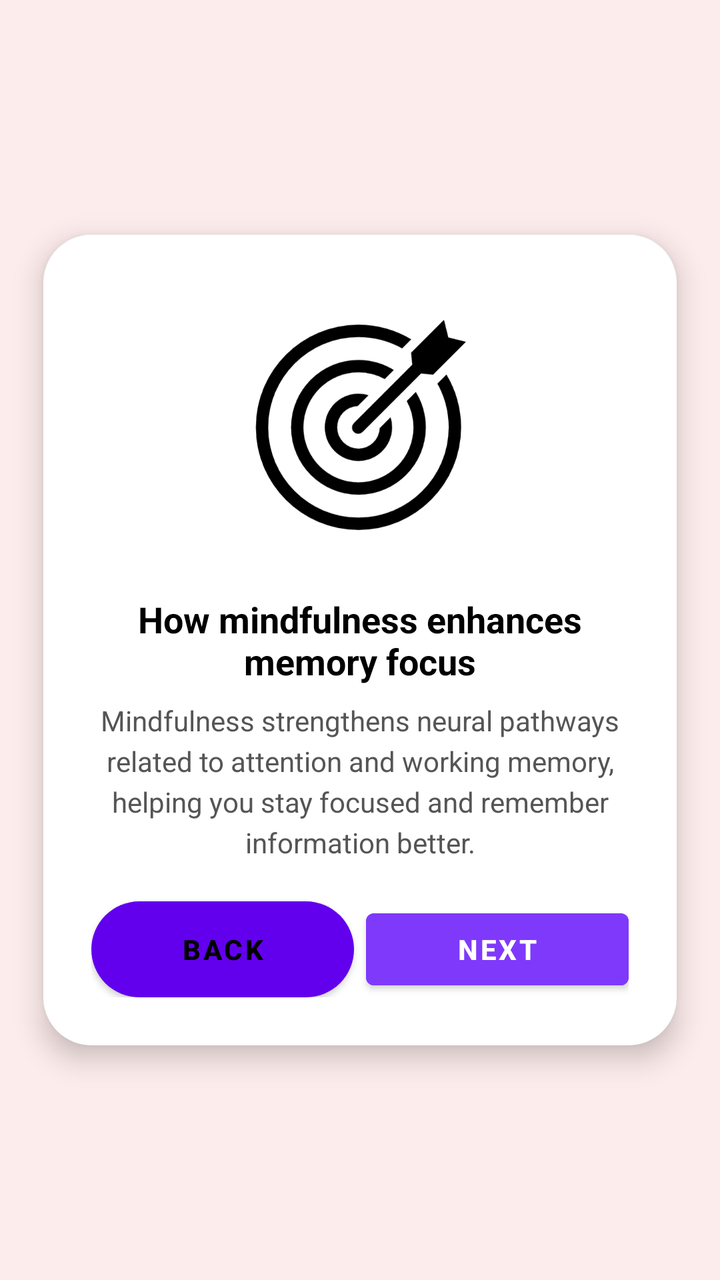
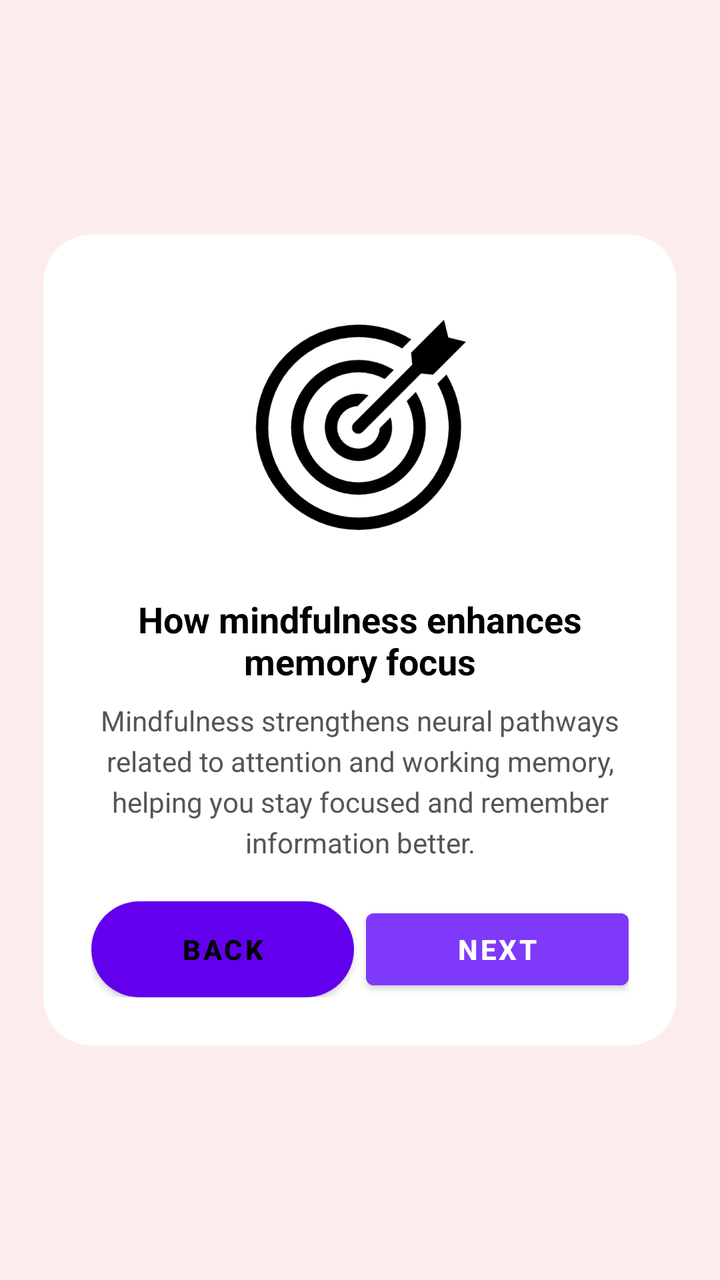

Compare the two renders of this Android layout. The source of the first and the diff that turns it into the second are given below.
<!-- AndroidManifest.xml: application theme Theme.CogniSync -->
<!-- res/layout/fragment_intro2.xml -->
<?xml version="1.0" encoding="utf-8"?>
<androidx.constraintlayout.widget.ConstraintLayout
    xmlns:android="http://schemas.android.com/apk/res/android"
    xmlns:app="http://schemas.android.com/apk/res-auto"
    android:layout_width="match_parent"
    android:layout_height="match_parent"
    android:background="#FDECEC">

    
    <LinearLayout
        android:id="@+id/cardContainer"
        android:layout_width="0dp"
        android:layout_height="wrap_content"
        android:orientation="vertical"
        android:padding="24dp"
        android:gravity="center"
        android:elevation="8dp"
        android:background="@drawable/intro_card_bg"
        app:layout_constraintWidth_percent="0.88"
        app:layout_constraintTop_toTopOf="parent"
        app:layout_constraintBottom_toBottomOf="parent"
        app:layout_constraintStart_toStartOf="parent"
        app:layout_constraintEnd_toEndOf="parent">

        
        <ImageView
            android:id="@+id/iconTarget"
            android:layout_width="140dp"
            android:layout_height="140dp"
            android:src="@drawable/target_icon"
            android:scaleType="fitCenter"
            android:layout_marginBottom="8dp" />

        
        <TextView
            android:id="@+id/heading"
            android:layout_width="wrap_content"
            android:layout_height="wrap_content"
            android:text="How mindfulness enhances memory focus"
            android:textStyle="bold"
            android:textColor="#000"
            android:textSize="18sp"
            android:gravity="center"
            android:layout_marginTop="8dp" />

        
        <TextView
            android:id="@+id/description"
            android:layout_width="match_parent"
            android:layout_height="wrap_content"
            android:text="Mindfulness strengthens neural pathways related to attention and working memory, helping you stay focused and remember information better."
            android:gravity="center"
            android:textColor="#555"
            android:layout_marginTop="8dp"
            android:textSize="14sp"
            android:lineSpacingExtra="4dp"/>

        
        <View
            android:layout_width="match_parent"
            android:layout_height="12dp"/>

        
        <LinearLayout
            android:layout_width="match_parent"
            android:layout_height="wrap_content"
            android:orientation="horizontal"
            android:gravity="center"
            android:layout_marginTop="8dp">

            <Button
                android:id="@+id/btnBack"
                android:layout_width="0dp"
                android:layout_height="48dp"
                android:layout_weight="1"
                android:text="Back"
                android:textStyle="bold"
                android:textColor="#000"
                android:background="@drawable/btn_bg"
                android:layout_marginEnd="6dp"/>

            <Button
                android:id="@+id/btnNext"
                android:layout_width="0dp"
                android:layout_height="48dp"
                android:layout_weight="1"
                android:text="Next"
                android:textStyle="bold"
                android:textColor="#FFF"
                android:backgroundTint="#7F39FB"/>

        </LinearLayout>

    </LinearLayout>

</androidx.constraintlayout.widget.ConstraintLayout>
<!-- resources referenced by this layout -->
<resources>
  <!-- drawable btn_bg (drawable) -->
  <shape xmlns:android="http://schemas.android.com/apk/res/android"
      android:shape="rectangle">
      <solid android:color="#B9BDBF"/>
      <corners android:radius="35dp"/>
  </shape>
  <!-- drawable intro_card_bg (drawable) -->
  <shape xmlns:android="http://schemas.android.com/apk/res/android"
      android:shape="rectangle">
      <solid android:color="#FFFFFF"/>
      <corners android:radius="24dp" />
      <padding
          android:left="12dp"
          android:top="12dp"
          android:right="12dp"
          android:bottom="12dp"/>
  </shape>
  <!-- drawable target_icon: png bitmap (drawable, 44707 bytes) -->
  <style name="Theme.CogniSync" parent="Theme.MaterialComponents.DayNight.NoActionBar">
  
  
  
          
          <item name="android:statusBarColor">@android:color/white</item>
          <item name="android:windowLightStatusBar">true</item>
  
      </style>
</resources>

<!-- the commit's change to res/layout/fragment_intro2.xml (unified diff, before → after) -->
@@ -14,83 +14,89 @@
         android:orientation="vertical"
         android:padding="24dp"
         android:gravity="center"
-        android:elevation="8dp"
         android:background="@drawable/intro_card_bg"
-        app:layout_constraintWidth_percent="0.88"
-        app:layout_constraintTop_toTopOf="parent"
-        app:layout_constraintBottom_toBottomOf="parent"
-        app:layout_constraintStart_toStartOf="parent"
-        app:layout_constraintEnd_toEndOf="parent">
 
-        
-        <ImageView
-            android:id="@+id/iconTarget"
-            android:layout_width="140dp"
-            android:layout_height="140dp"
-            android:src="@drawable/target_icon"
-            android:scaleType="fitCenter"
-            android:layout_marginBottom="8dp" />
 
-        
-        <TextView
-            android:id="@+id/heading"
-            android:layout_width="wrap_content"
-            android:layout_height="wrap_content"
-            android:text="How mindfulness enhances memory focus"
+    android:elevation="0dp"
+
+
+    android:layout_marginVertical="16dp"
+
+    app:layout_constraintWidth_percent="0.88"
+    app:layout_constraintTop_toTopOf="parent"
+    app:layout_constraintBottom_toBottomOf="parent"
+    app:layout_constraintStart_toStartOf="parent"
+    app:layout_constraintEnd_toEndOf="parent">
+
+    
+    <ImageView
+        android:id="@+id/iconTarget"
+        android:layout_width="140dp"
+        android:layout_height="140dp"
+        android:src="@drawable/target_icon"
+        android:scaleType="fitCenter"
+        android:layout_marginBottom="8dp" />
+
+    
+    <TextView
+        android:id="@+id/heading"
+        android:layout_width="wrap_content"
+        android:layout_height="wrap_content"
+        android:text="How mindfulness enhances memory focus"
+        android:textStyle="bold"
+        android:textColor="#000"
+        android:textSize="18sp"
+        android:gravity="center"
+        android:layout_marginTop="8dp" />
+
+    
+    <TextView
+        android:id="@+id/description"
+        android:layout_width="match_parent"
+        android:layout_height="wrap_content"
+        android:text="Mindfulness strengthens neural pathways related to attention and working memory, helping you stay focused and remember information better."
+        android:gravity="center"
+        android:textColor="#555"
+        android:layout_marginTop="8dp"
+        android:textSize="14sp"
+        android:lineSpacingExtra="4dp"/>
+
+    
+    <View
+        android:layout_width="match_parent"
+        android:layout_height="12dp"/>
+
+    
+    <LinearLayout
+        android:layout_width="match_parent"
+        android:layout_height="wrap_content"
+        android:orientation="horizontal"
+        android:gravity="center"
+        android:layout_marginTop="8dp">
+
+        <Button
+            android:id="@+id/btnBack"
+            android:layout_width="0dp"
+            android:layout_height="48dp"
+            android:layout_weight="1"
+            android:text="Back"
             android:textStyle="bold"
             android:textColor="#000"
-            android:textSize="18sp"
-            android:gravity="center"
-            android:layout_marginTop="8dp" />
+            android:background="@drawable/btn_bg"
+            android:layout_marginEnd="6dp"/>
 
-        
-        <TextView
-            android:id="@+id/description"
-            android:layout_width="match_parent"
-            android:layout_height="wrap_content"
-            android:text="Mindfulness strengthens neural pathways related to attention and working memory, helping you stay focused and remember information better."
-            android:gravity="center"
-            android:textColor="#555"
-            android:layout_marginTop="8dp"
-            android:textSize="14sp"
-            android:lineSpacingExtra="4dp"/>
-
-        
-        <View
-            android:layout_width="match_parent"
-            android:layout_height="12dp"/>
-
-        
-        <LinearLayout
-            android:layout_width="match_parent"
-            android:layout_height="wrap_content"
-            android:orientation="horizontal"
-            android:gravity="center"
-            android:layout_marginTop="8dp">
-
-            <Button
-                android:id="@+id/btnBack"
-                android:layout_width="0dp"
-                android:layout_height="48dp"
-                android:layout_weight="1"
-                android:text="Back"
-                android:textStyle="bold"
-                android:textColor="#000"
-                android:background="@drawable/btn_bg"
-                android:layout_marginEnd="6dp"/>
-
-            <Button
-                android:id="@+id/btnNext"
-                android:layout_width="0dp"
-                android:layout_height="48dp"
-                android:layout_weight="1"
-                android:text="Next"
-                android:textStyle="bold"
-                android:textColor="#FFF"
-                android:backgroundTint="#7F39FB"/>
-
-        </LinearLayout>
+        <Button
+            android:id="@+id/btnNext"
+            android:layout_width="0dp"
+            android:layout_height="48dp"
+            android:layout_weight="1"
+            android:text="Next"
+            android:textStyle="bold"
+            android:textColor="#FFF"
+            android:backgroundTint="#7F39FB"/>
 
     </LinearLayout>
 
-</androidx.constraintlayout.widget.ConstraintLayout>
+</LinearLayout>
+
+    </androidx.constraintlayout.widget.ConstraintLayout>
<!-- resource entries referenced after the edit -->
@@ -7,15 +7,9 @@
       <corners android:radius="35dp"/>
   </shape>
   <!-- drawable intro_card_bg (drawable) -->
-  <shape xmlns:android="http://schemas.android.com/apk/res/android"
-      android:shape="rectangle">
+  <shape xmlns:android="http://schemas.android.com/apk/res/android">
       <solid android:color="#FFFFFF"/>
-      <corners android:radius="24dp" />
-      <padding
-          android:left="12dp"
-          android:top="12dp"
-          android:right="12dp"
-          android:bottom="12dp"/>
+      <corners android:radius="24dp"/>
   </shape>
   <!-- drawable target_icon: png bitmap (drawable, 44707 bytes) -->
   <style name="Theme.CogniSync" parent="Theme.MaterialComponents.DayNight.NoActionBar">
